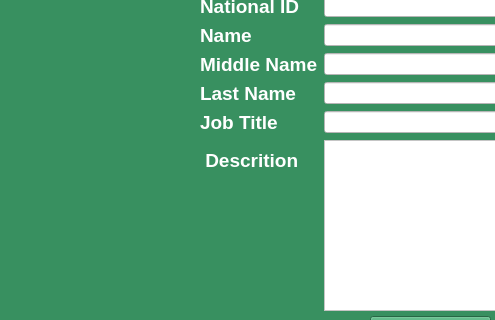
Above: addgardener.ui from Rabsoninnora/RoseGardenPlantCareSystem before the change; both pictures show x 0 to 495 and y 264 to 584 of the 934 by 754 pixel window. Below: the same form after it.
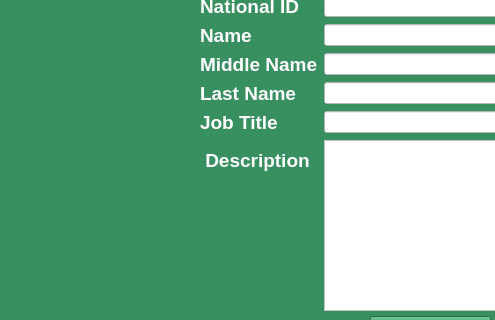
That is the form after the change.

The edit to the form file:
```diff
--- a/addgardener.ui
+++ b/addgardener.ui
@@ -208,7 +208,7 @@
        <string notr="true">color: rgb(255, 255, 255);</string>
       </property>
       <property name="text">
-       <string> Descrition</string>
+       <string> Description</string>
       </property>
      </widget>
     </item>
```
Left out of the diff: 28 changed lines with no effect on the pictures.
